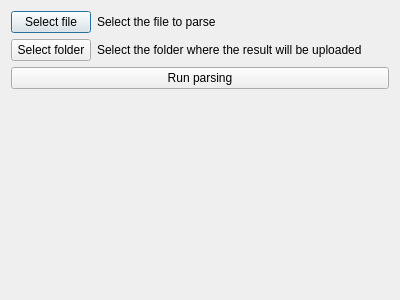
Old version of the form graphical_interface_template.ui in the repository ArtemStriver/PhoneNumberParser.
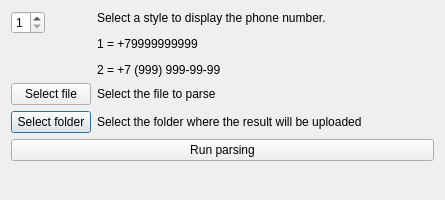
New version of the form.

Commit message: The program is ready for publication on Github. Recent changes have added the ability to process xlsx files and the choice of data formatting style.

```diff
--- a/graphical_interface_template.ui
+++ b/graphical_interface_template.ui
@@ -6,49 +6,66 @@
    <rect>
     <x>0</x>
     <y>0</y>
-    <width>400</width>
-    <height>300</height>
+    <width>445</width>
+    <height>200</height>
    </rect>
   </property>
   <property name="windowTitle">
    <string>Dialog</string>
   </property>
   <layout class="QFormLayout" name="formLayout">
-   <item row="0" column="0">
-    <widget class="QPushButton" name="pushButton">
-     <property name="text">
-      <string>Select file</string>
-     </property>
-    </widget>
-   </item>
-   <item row="0" column="1">
+   <item row="4" column="1">
     <widget class="QLabel" name="label">
      <property name="text">
       <string>Select the file to parse</string>
      </property>
     </widget>
    </item>
-   <item row="1" column="0">
+   <item row="5" column="0">
     <widget class="QPushButton" name="pushButton_2">
      <property name="text">
       <string>Select folder</string>
      </property>
     </widget>
    </item>
-   <item row="1" column="1">
+   <item row="5" column="1">
     <widget class="QLabel" name="label_2">
      <property name="text">
       <string>Select the folder where the result will be uploaded</string>
      </property>
     </widget>
    </item>
-   <item row="2" column="0" colspan="2">
+   <item row="6" column="0" colspan="2">
     <widget class="QPushButton" name="pushButton_3">
      <property name="text">
       <string>Run parsing</string>
      </property>
     </widget>
    </item>
+   <item row="4" column="0">
+    <widget class="QPushButton" name="pushButton">
+     <property name="text">
+      <string>Select file</string>
+     </property>
+    </widget>
+   </item>
+   <item row="2" column="1">
+    <widget class="QLabel" name="label_4">
+     <property name="text">
+      <string>&lt;html&gt;&lt;head/&gt;&lt;body&gt;&lt;p&gt;Select a style to display the phone number.&lt;/p&gt;&lt;p&gt;1 = +79999999999&lt;/p&gt;&lt;p&gt;2 = +7 (999) 999-99-99&lt;/p&gt;&lt;/body&gt;&lt;/html&gt;</string>
+     </property>
+    </widget>
+   </item>
+   <item row="2" column="0">
+    <widget class="QSpinBox" name="spinBox">
+     <property name="minimum">
+      <number>1</number>
+     </property>
+     <property name="maximum">
+      <number>2</number>
+     </property>
+    </widget>
+   </item>
   </layout>
  </widget>
  <resources/>
```
Left out of the diff: 2 changed lines with no effect on the pictures. The commit also changes 144 other files.
